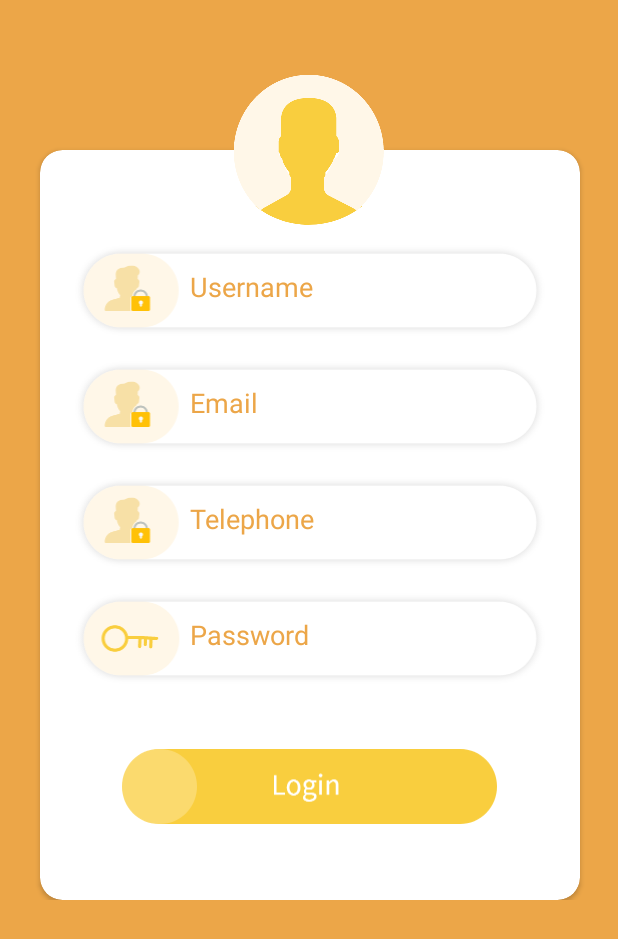
After one commit to SMKN-8-Malang-SMK-CODING/PanicApp, an Android app: the RegisterActivity screen opened directly, with no data from a screen before it, on a phone screen of 412 x 824 dp. The commit adds this screen. Shown: the top 939 px of the screen. Run offline under Robolectric (Android 15) with nearby library versions, the phone set to English and light mode, and no system bars.

Commit message:
add register form

```diff
--- a/app/src/main/AndroidManifest.xml
+++ b/app/src/main/AndroidManifest.xml
@@ -1,7 +1,9 @@
 <?xml version="1.0" encoding="utf-8"?>
 <manifest xmlns:android="http://schemas.android.com/apk/res/android"
     package="com.panic.panicapp">
-    <uses-permission android:name="android.permission.INTERNET"></uses-permission>
+
+    <uses-permission android:name="android.permission.INTERNET" />
+
     <application
         android:allowBackup="true"
         android:icon="@drawable/panic_logo_android"
@@ -9,6 +11,7 @@
         android:roundIcon="@drawable/panic_logo_rounded"
         android:supportsRtl="true"
         android:theme="@style/AppTheme.Tema">
+        <activity android:name=".RegisterActivity"></activity>
         <activity android:name=".Beranda" />
         <activity android:name=".settingActivity" />
         <activity android:name=".splashActivity">
--- a/app/src/main/java/com/panic/panicapp/MainActivity.kt
+++ b/app/src/main/java/com/panic/panicapp/MainActivity.kt
@@ -31,10 +31,12 @@ class MainActivity : AppCompatActivity() {
                 if (password.isEmpty()){
                     edtPassword.error = "Password Harus Diisi"
                 }
+
+
                 if (password == "alvin19" && username == "alvinakbar095@gmail.com"){
                     startActivity(intent)
 
-                }else if(password == "alvin19" && username != "alvinakbar095@gmail.com"){
+                }else if(password == "alvin19"  && username != "alvinakbar095@gmail.com"){
 
                     val mDialogView = LayoutInflater.from(this).inflate(R.layout.login_dialog, null)
 
@@ -62,7 +64,22 @@ class MainActivity : AppCompatActivity() {
                     mDialogView.btnRetry.setOnClickListener{
                         mAlertDialog.dismiss()
                     }
+                }else if(password != "alvin19" && username != "alvinakbar095@gmail.com"){
+
+                    val mDialogView = LayoutInflater.from(this).inflate(R.layout.login_dialog, null)
+
+                    val mBuilder = AlertDialog.Builder(this)
+                        .setView(mDialogView)
+                        .setTitle("  Password Salah dan Email Salah  ")
+
+
+                    val mAlertDialog = mBuilder.show()
+
+                    mDialogView.btnRetry.setOnClickListener{
+                        mAlertDialog.dismiss()
+                    }
                 }
+
 
 
 
@@ -70,6 +87,11 @@ class MainActivity : AppCompatActivity() {
 
             }
 
+            regText.setOnClickListener{
+                val intent = Intent(this, RegisterActivity::class.java)
+                startActivity(intent)
+            }
+
     }
 
 
--- /dev/null
+++ b/app/src/main/java/com/panic/panicapp/RegisterActivity.kt
@@ -0,0 +1,20 @@
+package com.panic.panicapp
+
+import android.content.Intent
+import androidx.appcompat.app.AppCompatActivity
+import android.os.Bundle
+import kotlinx.android.synthetic.main.activity_register.*
+
+class RegisterActivity : AppCompatActivity() {
+
+    override fun onCreate(savedInstanceState: Bundle?) {
+        super.onCreate(savedInstanceState)
+        setContentView(R.layout.activity_register)
+
+        btnReg.setOnClickListener{
+            val intent = Intent(this@RegisterActivity, MainActivity::class.java)
+            startActivity(intent)
+        }
+
+    }
+}
--- a/app/src/main/res/layout/activity_main.xml
+++ b/app/src/main/res/layout/activity_main.xml
@@ -97,7 +97,24 @@
                     android:background="@drawable/login_bg"
                     android:paddingBottom="10dp"
                     android:textColor="@android:color/white" />
+                <LinearLayout
+                    android:layout_width="match_parent"
+                    android:gravity="center_horizontal"
+                    android:layout_marginTop="30dp"
+                    android:layout_height="wrap_content">
+                    <TextView
+                        android:layout_width="wrap_content"
+                        android:layout_height="wrap_content"
+                        android:text="Tidak punya akun? "/>
 
+                    <TextView
+                        android:textColor="@color/colorPrimary"
+                        android:id="@+id/regText"
+                        android:layout_width="wrap_content"
+                        android:layout_height="wrap_content"
+                        android:text="Daftar disini"/>
+
+                </LinearLayout>
 
             </LinearLayout>
 
--- /dev/null
+++ b/app/src/main/res/layout/activity_register.xml
@@ -0,0 +1,133 @@
+<?xml version="1.0" encoding="utf-8"?>
+<ScrollView xmlns:android="http://schemas.android.com/apk/res/android"
+    xmlns:app="http://schemas.android.com/apk/res-auto"
+    xmlns:tools="http://schemas.android.com/tools"
+    android:layout_width="match_parent"
+    android:layout_height="match_parent"
+    android:layout_below="@+id/constrain"
+    android:background="@color/colorAccent"
+    tools:context=".RegisterActivity">
+
+    <androidx.constraintlayout.widget.ConstraintLayout
+        android:id="@+id/constrain"
+        android:layout_width="match_parent"
+        android:layout_height="wrap_content"
+        android:background="@color/colorAccent"
+        android:minWidth="600dp"
+        android:theme="@style/AppTheme.Tema">
+
+        <RelativeLayout
+            android:layout_width="wrap_content"
+            android:layout_height="wrap_content"
+            android:elevation="3dp"
+            app:layout_constraintBottom_toBottomOf="@+id/cardView"
+            app:layout_constraintEnd_toEndOf="parent"
+            app:layout_constraintStart_toStartOf="parent"
+            app:layout_constraintTop_toTopOf="parent"
+            app:layout_constraintVertical_bias="0.100000024">
+
+            <ImageView
+                android:layout_width="wrap_content"
+                android:layout_height="wrap_content"
+                android:adjustViewBounds="true"
+                android:src="@drawable/user_login_bg" />
+        </RelativeLayout>
+
+        <androidx.cardview.widget.CardView
+            android:id="@+id/cardView"
+            android:layout_width="360dp"
+            android:layout_height="500dp"
+            android:layout_marginTop="100dp"
+            android:paddingTop="20dp"
+            app:cardBackgroundColor="@android:color/background_light"
+            app:cardCornerRadius="15dp"
+            app:layout_constraintBottom_toBottomOf="parent"
+            app:layout_constraintEnd_toEndOf="parent"
+            app:layout_constraintHorizontal_bias="0.515"
+            app:layout_constraintStart_toStartOf="parent"
+            app:layout_constraintTop_toTopOf="parent"
+            app:layout_constraintVertical_bias="0.0">
+
+
+            <LinearLayout
+                android:layout_width="match_parent"
+                android:layout_height="wrap_content"
+                android:layout_gravity="center"
+                android:orientation="vertical"
+                android:padding="20dp">
+
+
+                <EditText
+                    android:id="@+id/regUsername"
+                    android:layout_width="320dp"
+                    android:layout_height="wrap_content"
+                    android:layout_gravity="center_horizontal"
+                    android:layout_marginTop="10dp"
+                    android:background="@drawable/username_bg"
+                    android:hint="Username"
+                    android:inputType="textPersonName"
+                    android:paddingStart="80dp"
+                    android:paddingBottom="5dp"
+                    android:textColorHint="@color/colorAccent" />
+
+                <EditText
+                    android:id="@+id/regEmail"
+                    android:layout_width="320dp"
+                    android:layout_height="wrap_content"
+                    android:layout_gravity="center_horizontal"
+                    android:layout_marginTop="10dp"
+                    android:background="@drawable/username_bg"
+                    android:hint="Email"
+                    android:inputType="textEmailAddress"
+                    android:paddingStart="80dp"
+                    android:paddingBottom="5dp"
+                    android:textColorHint="@color/colorAccent" />
+
+                <EditText
+                    android:id="@+id/regHp"
+                    android:layout_width="320dp"
+                    android:layout_height="wrap_content"
+                    android:layout_gravity="center_horizontal"
+                    android:layout_marginTop="10dp"
+                    android:background="@drawable/username_bg"
+                    android:hint="Telephone"
+                    android:inputType="phone"
+                    android:paddingStart="80dp"
+                    android:paddingBottom="5dp"
+                    android:textColorHint="@color/colorAccent" />
+
+
+                <EditText
+                    android:id="@+id/regPassword"
+                    android:layout_width="320dp"
+                    android:layout_height="wrap_content"
+                    android:layout_gravity="center_horizontal"
+                    android:layout_marginTop="10dp"
+                    android:background="@drawable/password_bg"
+                    android:ems="10"
+                    android:hint="Password"
+                    android:inputType="textPassword"
+                    android:paddingStart="80dp"
+                    android:paddingBottom="5dp"
+                    android:textColorHint="@color/colorAccent" />
+
+
+                <Button
+                    android:id="@+id/btnReg"
+                    android:layout_width="wrap_content"
+                    android:layout_height="50dp"
+                    android:layout_gravity="center"
+                    android:layout_marginTop="40dp"
+                    android:layout_weight="1"
+                    android:background="@drawable/login_bg"
+                    android:paddingBottom="10dp"
+                    android:textColor="@android:color/white" />
+
+
+            </LinearLayout>
+
+        </androidx.cardview.widget.CardView>
+
+
+    </androidx.constraintlayout.widget.ConstraintLayout>
+</ScrollView>
--- a/app/src/main/res/layout/fragment_main.xml
+++ b/app/src/main/res/layout/fragment_main.xml
@@ -32,7 +32,7 @@
                 android:layout_width="match_parent"
                 android:layout_height="510dp"
                 android:layout_marginStart="10dp"
-                android:layout_marginTop="50dp"
+                android:layout_gravity="center"
                 android:layout_marginEnd="10dp"
                 android:elevation="10dp"
                 android:paddingTop="90dp"
```
